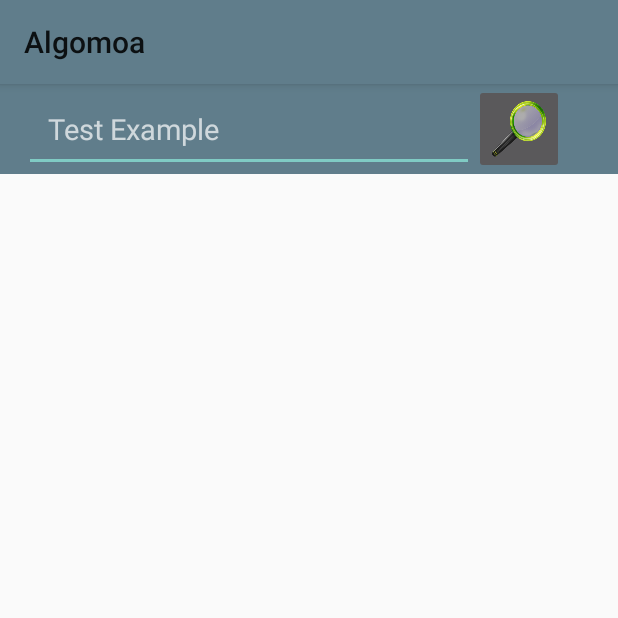
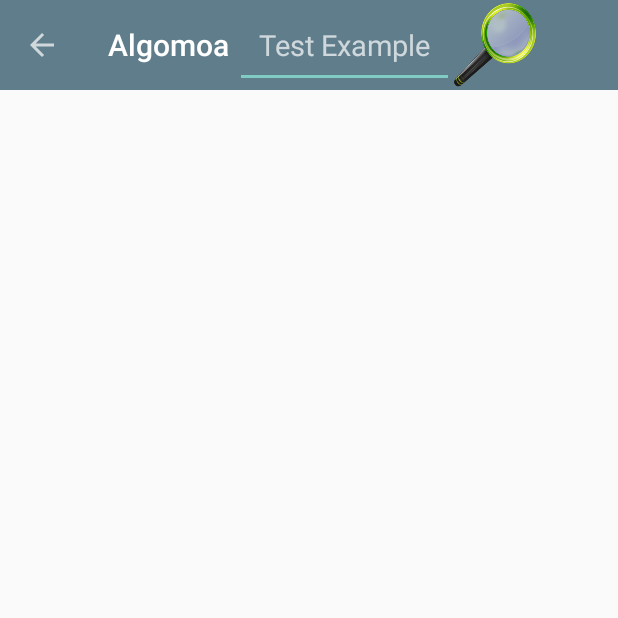
Before and after one commit to nErumin/Algomoa, an Android app: the screen it shows after launch (ReferenceSearchActivity), on a phone screen of 412 x 824 dp, the top half of it. Run offline under Robolectric (Android 15) with nearby library versions, the phone set to English and light mode, and no system bars.

Commit message:
Make title action bar in RefSearchActivity.

```diff
--- a/app/src/main/java/kr/ac/cau/lumin/algomoa/Activity/MainActivity.java
+++ b/app/src/main/java/kr/ac/cau/lumin/algomoa/Activity/MainActivity.java
@@ -9,6 +9,7 @@ import android.support.v7.app.AppCompatActivity;
 import android.os.Bundle;
 import android.support.v7.widget.Toolbar;
 import android.util.Log;
+import android.view.Window;
 
 import kr.ac.cau.lumin.algomoa.Network.LanguageCrawlTask;
 import kr.ac.cau.lumin.algomoa.Network.ParsingTask;
@@ -36,6 +37,7 @@ public class MainActivity extends AppCompatActivity {
     @Override
     protected void onCreate(Bundle savedInstanceState) {
         SharedPreferences prefs = PreferenceManager.getDefaultSharedPreferences(this.getApplicationContext());
+
         super.onCreate(savedInstanceState);
         setContentView(R.layout.activity_main);
 
--- a/app/src/main/java/kr/ac/cau/lumin/algomoa/Activity/ReferenceSearchActivity.java
+++ b/app/src/main/java/kr/ac/cau/lumin/algomoa/Activity/ReferenceSearchActivity.java
@@ -1,30 +1,67 @@
 package kr.ac.cau.lumin.algomoa.Activity;
 
+import android.content.Intent;
 import android.os.Bundle;
 import android.support.v7.app.AppCompatActivity;
 import android.support.v7.widget.Toolbar;
+import android.view.MenuItem;
+import android.view.View;
+import android.view.Window;
+import android.widget.Button;
+import android.widget.ImageButton;
 
 import kr.ac.cau.lumin.algomoa.R;
+import kr.ac.cau.lumin.algomoa.SQLite.AlgomoaSQLHelper;
+import kr.ac.cau.lumin.algomoa.Util.Language.LanguageList;
 
 /**
- * Created by CAUCSE on 2015-11-26.
+ * Created by Lumin on 2015-11-26.
  */
-public class ReferenceSearchActivity extends AppCompatActivity {
+public class ReferenceSearchActivity extends AppCompatActivity implements View.OnClickListener{
     private Toolbar toolbar;
+    private ImageButton searchButton;
 
     @Override
     protected void onCreate(Bundle savedInstanceState) {
         super.onCreate(savedInstanceState);
         setContentView(R.layout.activity_search_view);
 
+        this.searchButton = (ImageButton) findViewById(R.id.toolbar_search_button);
         this.initializeToolBar();
+        this.searchButton.setOnClickListener(this);
     }
+
+    @Override
+    public void onClick(View view) {
+        //AlgomoaSQLHelper.getInstance(this).getAllReferences(LanguageList.Ruby);
+    }
+
+    @Override
+    public boolean onOptionsItemSelected(MenuItem item) {
+        // Handle action bar item clicks here. The action bar will
+        // automatically handle clicks on the Home/Up button, so long
+        // as you specify a parent activity in AndroidManifest.xml.
+        int id = item.getItemId();
+
+        switch (id) {
+            case android.R.id.home:
+                // go to previous screen when app icon in action bar is clicked
+                Intent intent = new Intent(this, MainActivity.class);
+                intent.addFlags(Intent.FLAG_ACTIVITY_CLEAR_TOP);
+                startActivity(intent);
+                return true;
+        }
+
+        return super.onOptionsItemSelected(item);
+    }
+
 
     private void initializeToolBar() {
         this.toolbar = (Toolbar) findViewById(R.id.toolbar_search);
 
         if (this.toolbar != null) {
             this.setSupportActionBar(this.toolbar);
+            this.getSupportActionBar().setDisplayUseLogoEnabled(false);
             this.getSupportActionBar().setDisplayHomeAsUpEnabled(true);
         }
     }
--- a/app/src/main/res/layout/activity_search_view.xml
+++ b/app/src/main/res/layout/activity_search_view.xml
@@ -5,6 +5,6 @@
     android:layout_height="wrap_content"
     android:orientation="vertical">
 
-    <include android:id="@+id/toolbar" layout="@layout/toolbar_search"/>
+    <include android:id="@+id/toolbar_search" layout="@layout/toolbar_search"/>
 
 </LinearLayout>
--- a/app/src/main/res/layout/toolbar_search.xml
+++ b/app/src/main/res/layout/toolbar_search.xml
@@ -14,7 +14,7 @@
 
     <EditText
         android:id="@+id/toolbar_edit_text"
-        android:layout_width="300dp"
+        android:layout_width="wrap_content"
         android:layout_height="wrap_content"
         android:paddingLeft="@dimen/activity_horizontal_margin"
         android:paddingRight="@dimen/activity_horizontal_margin"
@@ -32,7 +32,9 @@
     <ImageButton
         android:layout_width="60dp"
         android:layout_height="60dp"
+        android:background="@null"
         android:id="@+id/toolbar_search_button"
+        android:paddingRight="5dp"
         android:src="@drawable/search_ic"
         android:scaleType="fitXY"/>
 
--- a/app/src/main/res/values/styles.xml
+++ b/app/src/main/res/values/styles.xml
@@ -1,7 +1,7 @@
 <resources>
 
     <!-- Base application theme. -->
-    <style name="AppTheme" parent="Theme.AppCompat.Light">
+    <style name="AppTheme" parent="Theme.AppCompat.Light.NoActionBar">
         <!-- Customize your theme here. -->
         <item name="colorPrimary">@color/colorPrimary</item>
         <item name="colorPrimaryDark">@color/colorPrimaryDark</item>
```
Also changed, not shown: app/src/main/res/layout/activity_main.xml (+31 -9 lines), app/src/main/res/drawable/java_logo_ic.png (added).
